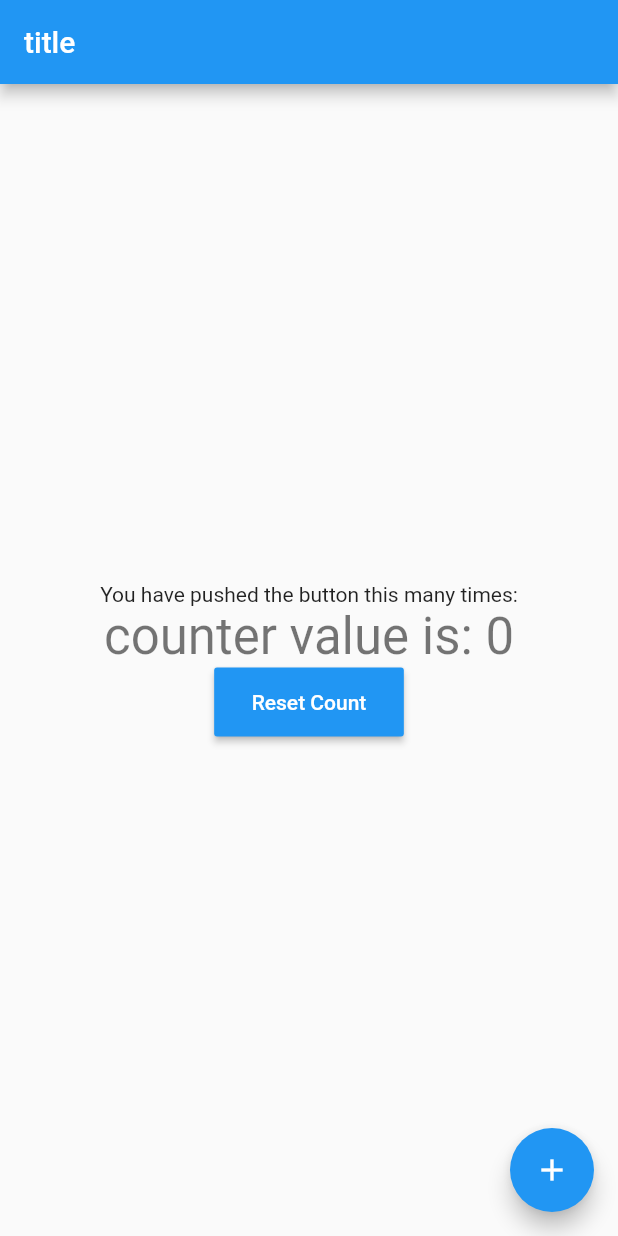
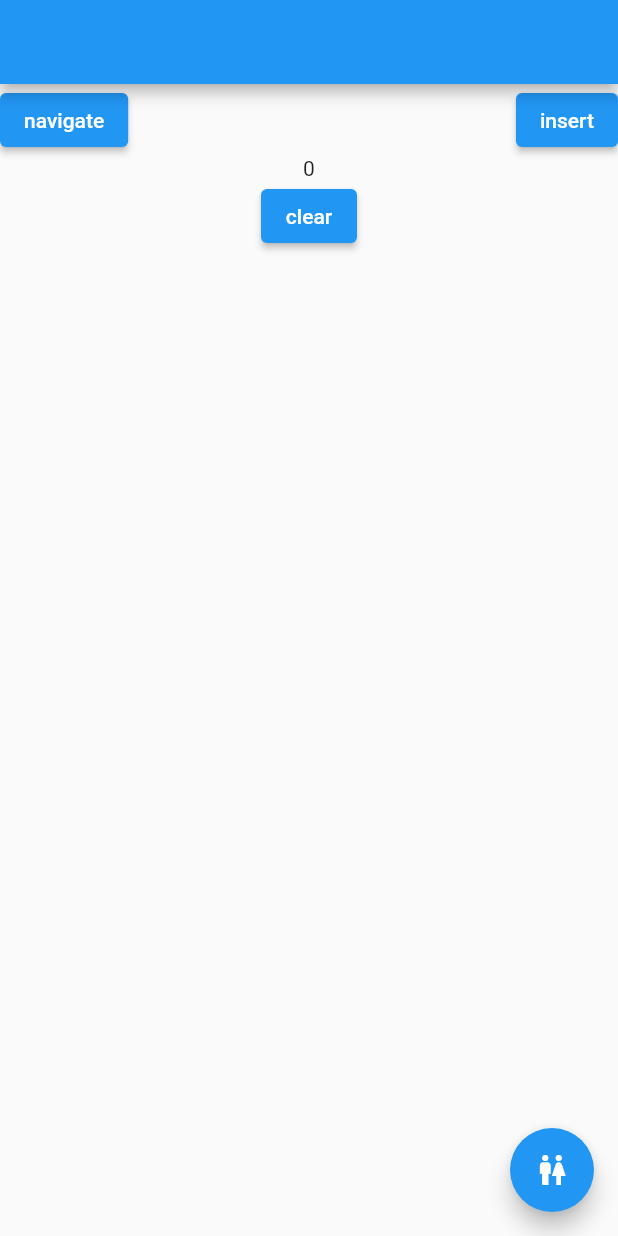
Before and after one commit to yathu/flutter_samples, a Flutter app: the screen it shows after launch, on a phone screen of 412 x 824 dp. Run offline on Flutter 3.47's test engine with Material 2 defaults, Android fonts, the phone set to English and light mode, and no system bars; our stand-ins replace cached_network_image, firebase_auth; missing offline and left inert: dart:ffi; accounts and stored records are empty.

```diff
--- a/provider_counter/lib/main.dart
+++ b/provider_counter/lib/main.dart
@@ -1,25 +1,24 @@
 import 'package:flutter/material.dart';
 import 'package:provider/provider.dart';
+import 'package:provider_counter/secound.dart';
 
 void main() {
   runApp(MyApp());
 }
 
 class MyApp extends StatelessWidget {
-  // This widget is the root of your application.
   @override
   Widget build(BuildContext context) {
-    return MaterialApp(
+    return ChangeNotifierProvider(
+        create: (context) => Counter(),
+        child: MaterialApp(
           title: 'Flutter Demo',
           theme: ThemeData(
             primarySwatch: Colors.blue,
             visualDensity: VisualDensity.adaptivePlatformDensity,
           ),
-      home: ChangeNotifierProvider(
-        create: (context) => Counter(),
-        child: MyHomePage(),
-      ),
-    );
+          home: MyHomePage(),
+        ));
   }
 }
 
@@ -27,40 +26,50 @@ class MyHomePage extends StatelessWidget {
   @override
   Widget build(BuildContext context) {
     return Scaffold(
-      appBar: AppBar(
-        title: Text("title"),
-      ),
-      body: Center(
-        child: Column(
-          mainAxisAlignment: MainAxisAlignment.center,
-          children: <Widget>[
-            Text(
-              'You have pushed the button this many times:',
+      appBar: AppBar(),
+      body: Column(
+        children: [
+          Row(
+            mainAxisAlignment: MainAxisAlignment.spaceBetween,
+            children: [
+              ElevatedButton(
+                  onPressed: () {
+                    Navigator.push(
+                        context,
+                        MaterialPageRoute(
+                          builder: (context)=> SecoundScreen(),
+                        ));
+                  },
+                  child: Text("navigate")),
+              ElevatedButton(onPressed: () {
+                Provider.of<Counter>(context,listen: false).increment();
+              }, child: Text("insert")),
+            ],
           ),
           Consumer<Counter>(
             builder: (context, counter, child) {
-                return Text(
-                  "counter value is: ${counter.count}",
-                  style: Theme.of(context).textTheme.headline4,
+              return Center(
+                child: Column(
+                  children: [
+                    Text(counter.count.toString()),
+                    if (child != null) child,
+                  ],
+                ),
               );
             },
+            child: Column(
+              children: [
+                ElevatedButton(onPressed: () => {}, child: Text("clear"))
+              ],
             ),
-            new RaisedButton(
-              padding: const EdgeInsets.fromLTRB(25, 15, 25, 15),
-              textColor: Colors.white,
-              color: Colors.blue,
-              child: new Text("Reset Count"),
-              onPressed: ()=> Provider.of<Counter>(context,listen: false).reset(),
           ),
         ],
       ),
-      ),
       floatingActionButton: FloatingActionButton(
-        tooltip: 'Increment',
+        child: const Icon(Icons.wc),
         onPressed: () {
-          Provider.of<Counter>(context, listen: false).increment();
+          Provider.of<Counter>(context, listen: false).reset();
         },
-        child: Icon(Icons.add),
       ),
     );
   }
@@ -74,7 +83,7 @@ class Counter extends ChangeNotifier {
     notifyListeners();
   }
 
-  void reset(){
+  void reset() {
     count = 0;
     notifyListeners();
   }
--- a/provider_counter/pubspec.yaml
+++ b/provider_counter/pubspec.yaml
@@ -18,7 +18,7 @@ publish_to: 'none' # Remove this line if you wish to publish to pub.dev
 version: 1.0.0+1
 
 environment:
-  sdk: ">=2.7.0 <3.0.0"
+  sdk: ">=2.13.0 <3.0.0"
 
 dependencies:
   flutter:
@@ -28,7 +28,7 @@ dependencies:
   # The following adds the Cupertino Icons font to your application.
   # Use with the CupertinoIcons class for iOS style icons.
   cupertino_icons: ^0.1.3
-  provider: ^4.3.1
+  provider: ^6.0.2
 
 dev_dependencies:
   flutter_test:
```
Also changed, not shown: provider_counter/lib/secound.dart (added, +23 -0 lines), provider_counter/pubspec.lock, 5 other files. Lines whose indentation alone changed are shown as unchanged.
